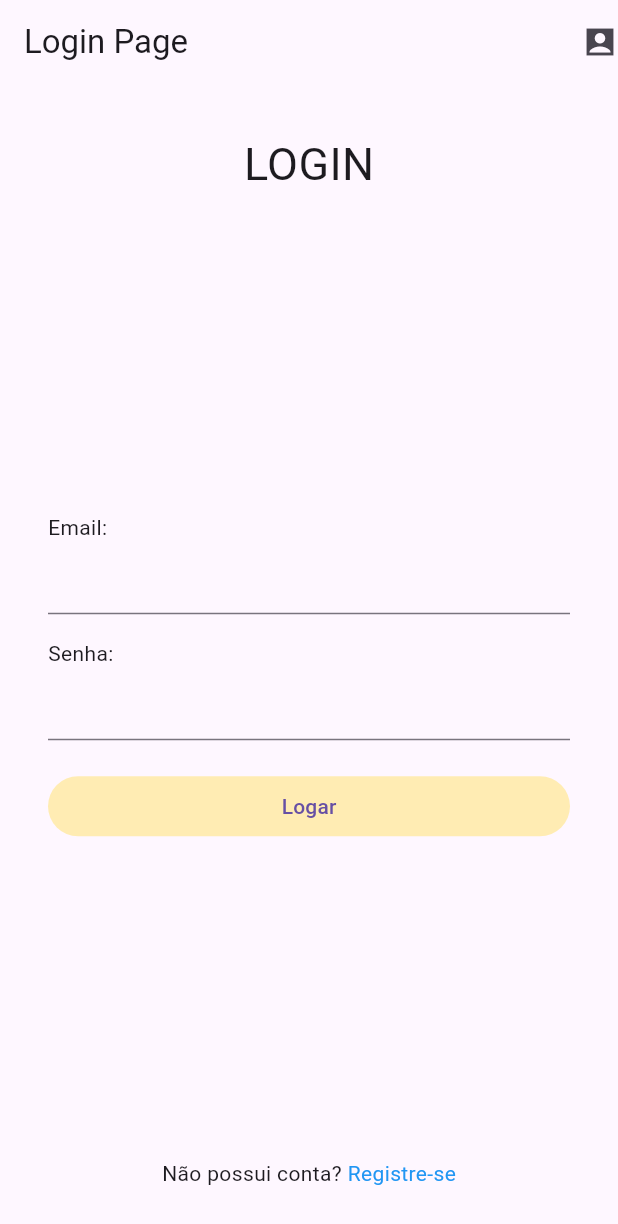
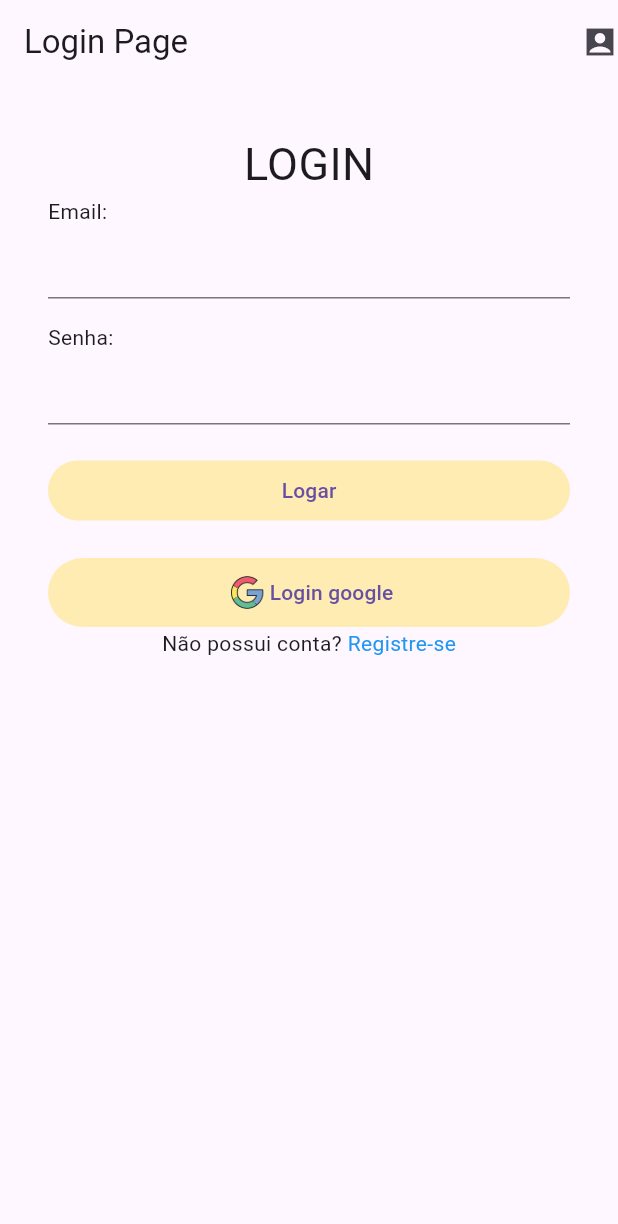
Before and after one commit to MauricioSts/APP-firebase, a Flutter app: the screen it shows after launch, on a phone screen of 412 x 824 dp. Shown: the top 1224 px of the screen. Run offline on Flutter 3.47's test engine with Material 3 defaults, Android fonts, the phone set to English and light mode, and no system bars; our stand-ins replace firebase_auth, firebase_core, google_sign_in; accounts and stored records are empty.

Commit message:
implementado o login com o google

```diff
--- a/lib/Home.dart
+++ b/lib/Home.dart
@@ -20,7 +20,8 @@ class _HomeState extends State<Home> {
         title: Text("Login Page"),
         actions: [Icon(Icons.account_box_sharp)],
       ),
-      body: Container(
+      body: SingleChildScrollView(
+        child: Container(
           width: double.infinity,
           padding: EdgeInsets.all(32),
           child: Column(
@@ -66,6 +67,40 @@ class _HomeState extends State<Home> {
                               child: Text("Logar"),
                             ),
                   ),
+                  SizedBox(height: 20),
+
+                  SizedBox(
+                    width: double.infinity,
+                    child:
+                        loader
+                            ? Center(
+                              child: CircularProgressIndicator(
+                                color: Colors.orange,
+                              ),
+                            )
+                            : TextButton(
+                              onPressed: () async {
+                                setState(() {
+                                  loader = true;
+                                });
+                                AuthServices.handleGoogleSignIn(context);
+                              },
+                              style: TextButton.styleFrom(
+                                backgroundColor: Colors.amber.shade100,
+                              ),
+                              child: Row(
+                                mainAxisAlignment: MainAxisAlignment.center,
+                                children: [
+                                  Image.asset(
+                                    "images/google.png",
+                                    height: 30,
+                                    width: 30,
+                                  ),
+                                  Text("Login google"),
+                                ],
+                              ),
+                            ),
+                  ),
                 ],
               ),
               Row(
@@ -90,6 +125,7 @@ class _HomeState extends State<Home> {
             ],
           ),
         ),
+      ),
     );
   }
 }
--- a/lib/SignUp.dart
+++ b/lib/SignUp.dart
@@ -1,7 +1,7 @@
-import 'dart:ffi';
+
 
 import 'package:flutter/material.dart';
-import 'package:flutter_course_app/Home.dart';
+
 import 'package:flutter_course_app/services/AuthServices/auth_services.dart';
 
 class Signup extends StatefulWidget {
--- a/lib/services/AuthServices/auth_services.dart
+++ b/lib/services/AuthServices/auth_services.dart
@@ -1,8 +1,37 @@
 import 'package:firebase_core/firebase_core.dart';
 import 'package:firebase_auth/firebase_auth.dart';
 import 'package:flutter/material.dart';
+import 'package:google_sign_in/google_sign_in.dart';
 
 class AuthServices {
+  static final GoogleSignIn _googleSignIn = GoogleSignIn();
+
+  // Função de Sign-in com o Google
+  static Future<void> handleGoogleSignIn(BuildContext context) async {
+    try {
+      // Iniciar o fluxo de login com o Google
+      GoogleSignInAccount? user = await _googleSignIn.signIn();
+      if (user != null) {
+        // Obtenha o GoogleSignInAuthentication para pegar o ID token
+        final GoogleSignInAuthentication googleAuth = await user.authentication;
+
+        // Crie uma credencial do Firebase com o ID token
+        final OAuthCredential credential = GoogleAuthProvider.credential(
+          accessToken: googleAuth.accessToken,
+          idToken: googleAuth.idToken,
+        );
+
+        // Faça o sign-in no Firebase com a credencial do Google
+        await FirebaseAuth.instance.signInWithCredential(credential);
+
+        showSnackBar("Google Sign-in successful", context);
+      }
+    } catch (e) {
+      showSnackBar("Error during Google sign-in: ${e.toString()}", context);
+    }
+  }
+
+  // Função de Sign-up com Email e Senha
   static Future<String> signUpwithEmail(String email, String password) async {
     try {
       await FirebaseAuth.instance.createUserWithEmailAndPassword(
@@ -15,16 +44,7 @@ class AuthServices {
     }
   }
 
-  static handleSignIn(
-    String email,
-    String password,
-    BuildContext context,
-  ) async {
-    String message = await signInwithEmail(email, password);
-    // Exibe a mensagem com um SnackBar
-    showSnackBar(message, context);
-  }
-
+  // Função de Sign-in com Email e Senha
   static Future<String> signInwithEmail(String email, String password) async {
     try {
       await FirebaseAuth.instance.signInWithEmailAndPassword(
@@ -33,10 +53,21 @@ class AuthServices {
       );
       return "Sign-in successful";
     } catch (e) {
-      return "Error during sign in: ${e.toString()}"; // Corrigido para "sign in"
+      return "Error during sign in: ${e.toString()}";
     }
   }
 
+  // Função para tratar o sign-in com Email e Senha
+  static handleSignIn(
+    String email,
+    String password,
+    BuildContext context,
+  ) async {
+    String message = await signInwithEmail(email, password);
+    showSnackBar(message, context);
+  }
+
+  // Função para tratar o sign-up com Email e Senha
   static handleSignUp(
     String email,
     String password,
@@ -46,6 +77,7 @@ class AuthServices {
     showSnackBar(message, context);
   }
 
+  // Exibe um SnackBar com a mensagem fornecida
   static void showSnackBar(String message, BuildContext context) {
     final snackBar = SnackBar(
       content: Text(message, style: TextStyle(color: Colors.white)),
--- a/pubspec.yaml
+++ b/pubspec.yaml
@@ -36,6 +36,7 @@ dependencies:
   cupertino_icons: ^1.0.8
   firebase_core: ^3.13.0
   firebase_auth: ^5.5.2
+  google_sign_in: ^6.3.0
 
 dev_dependencies:
   flutter_test:
@@ -63,6 +64,8 @@ flutter:
   # assets:
   #   - images/a_dot_burr.jpeg
   #   - images/a_dot_ham.jpeg
+  assets:
+    - images/google.png
 
   # An image asset can refer to one or more resolution-specific "variants", see
   # https://flutter.dev/to/resolution-aware-images
```
Also changed, not shown: images/google.png (added), pubspec.lock, 2 other files. Lines whose indentation alone changed are shown as unchanged.
